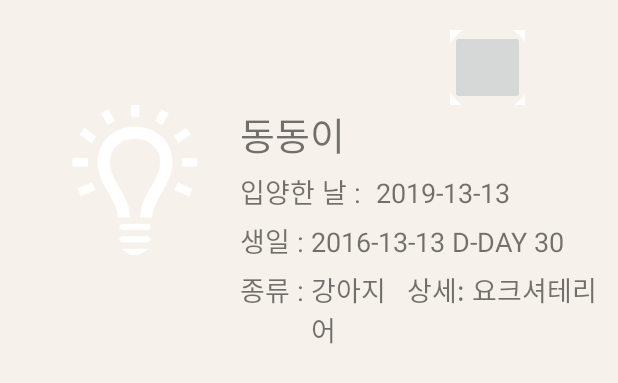
After one commit to SungYil/Pet_Teun_Teun_Front, an Android app: the layout user_pet_info_fragment.xml on its own in the app's theme, with its tools: preview values and no code run, on a phone screen of 412 x 824 dp. The commit adds this screen. Shown: the top 383 px of the screen. Run offline under Robolectric (Android 15) with nearby library versions, the phone set to English and light mode, and no system bars.

Commit message:
user_main_fragment에 들어갈 user pet infomation fragment xml 작성

```diff
--- /dev/null
+++ b/app/src/main/res/layout/user_pet_info_fragment.xml
@@ -0,0 +1,110 @@
+<?xml version="1.0" encoding="utf-8"?>
+<LinearLayout xmlns:android="http://schemas.android.com/apk/res/android"
+    android:layout_width="match_parent"
+    android:layout_height="match_parent"
+    android:background="@color/colorBeigy"
+    android:orientation="vertical"
+    >
+
+    <ImageButton
+        android:id="@+id/setting_button"
+        android:layout_width="50dp"
+        android:layout_height="50dp"
+        android:layout_marginLeft="300dp"
+        android:layout_marginTop="20dp"
+        android:src="@drawable/gear_item"
+        ></ImageButton>
+
+    <LinearLayout
+        android:layout_width="match_parent"
+        android:layout_height="wrap_content"
+        android:orientation="horizontal"
+        >
+        <ImageView
+            android:id="@+id/user_pet_image"
+            android:layout_width="100dp"
+            android:layout_height="100dp"
+            android:src="@drawable/idea_item"
+            android:layout_marginLeft="40dp"
+            android:layout_marginRight="20dp"
+            >
+        </ImageView>
+        <LinearLayout
+            android:layout_width="wrap_content"
+            android:layout_height="wrap_content"
+            android:orientation="vertical">
+
+            <TextView
+                android:id="@+id/user_pet_name"
+                android:layout_width="wrap_content"
+                android:layout_height="wrap_content"
+                android:text="동동이"
+                android:textSize="25dp"
+                ></TextView>
+
+            <LinearLayout
+                android:layout_width="wrap_content"
+                android:layout_height="wrap_content"
+                android:orientation="horizontal"
+                android:layout_marginTop="5dp"
+                >
+                    <TextView
+                        android:layout_width="wrap_content"
+                        android:layout_height="wrap_content"
+                        android:text="입양한 날 : "
+                        android:textSize="18dp"
+                        android:layout_marginRight="5dp"
+                        ></TextView>
+
+                    <TextView
+                        android:id="@+id/user_pet_getDay"
+                        android:layout_width="wrap_content"
+                        android:layout_height="wrap_content"
+                        android:text="2019-13-13"
+                        android:textSize="18dp"></TextView>
+            </LinearLayout>
+            <LinearLayout
+                android:layout_width="wrap_content"
+                android:layout_height="wrap_content"
+                android:orientation="horizontal"
+                android:layout_marginTop="5dp"
+                >
+
+                <TextView
+                    android:layout_width="wrap_content"
+                    android:layout_height="wrap_content"
+                    android:text="생일 : "
+                    android:textSize="18dp"
+                    ></TextView>
+                <TextView
+                    android:id="@+id/user_pet_birth"
+                    android:layout_width="wrap_content"
+                    android:layout_height="wrap_content"
+                    android:text="2016-13-13 D-DAY 30"
+                    android:textSize="18dp"></TextView>
+            </LinearLayout>
+
+            <LinearLayout
+                android:layout_width="wrap_content"
+                android:layout_height="wrap_content"
+                android:orientation="horizontal"
+                android:layout_marginTop="5dp">
+                <TextView
+                    android:layout_width="wrap_content"
+                    android:layout_height="wrap_content"
+                    android:text="종류 : "
+                    android:textSize="18dp"></TextView>
+
+                <TextView
+                    android:id="@+id/user_pet_kinds"
+                    android:layout_width="wrap_content"
+                    android:layout_height="wrap_content"
+                    android:text="강아지   상세: 요크셔테리어"
+                    android:textSize="18dp"></TextView>
+            </LinearLayout>
+        </LinearLayout>
+
+    </LinearLayout>
+
+
+</LinearLayout>
```
Also changed, not shown: app/src/main/java/com/pethospital/pet_teun_teun/MainActivity.java (line endings or trailing spaces).
